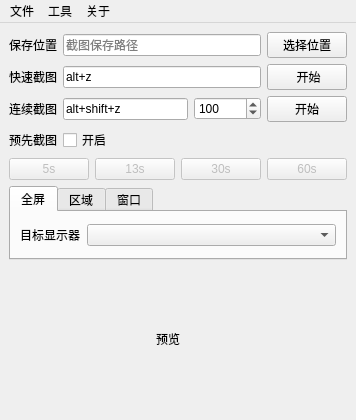
Above: mainwindow.ui from iwxyi/PigeonCapture before the change. Below: the same form after it.
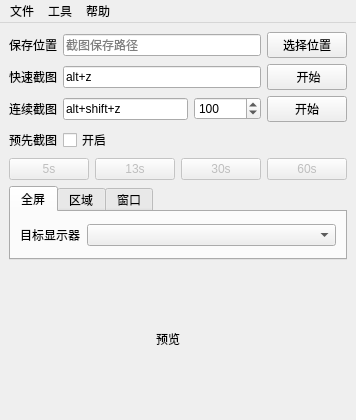
That is the form after the change.

Patch:
```diff
--- a/mainwindow.ui
+++ b/mainwindow.ui
@@ -352,7 +352,7 @@
    </widget>
    <widget class="QMenu" name="menu_3">
     <property name="title">
-     <string>关于</string>
+     <string>帮助</string>
     </property>
     <addaction name="actionHelp"/>
     <addaction name="actionAbout"/>
```
Left out of the diff: 18 changed lines with no effect on the pictures.
